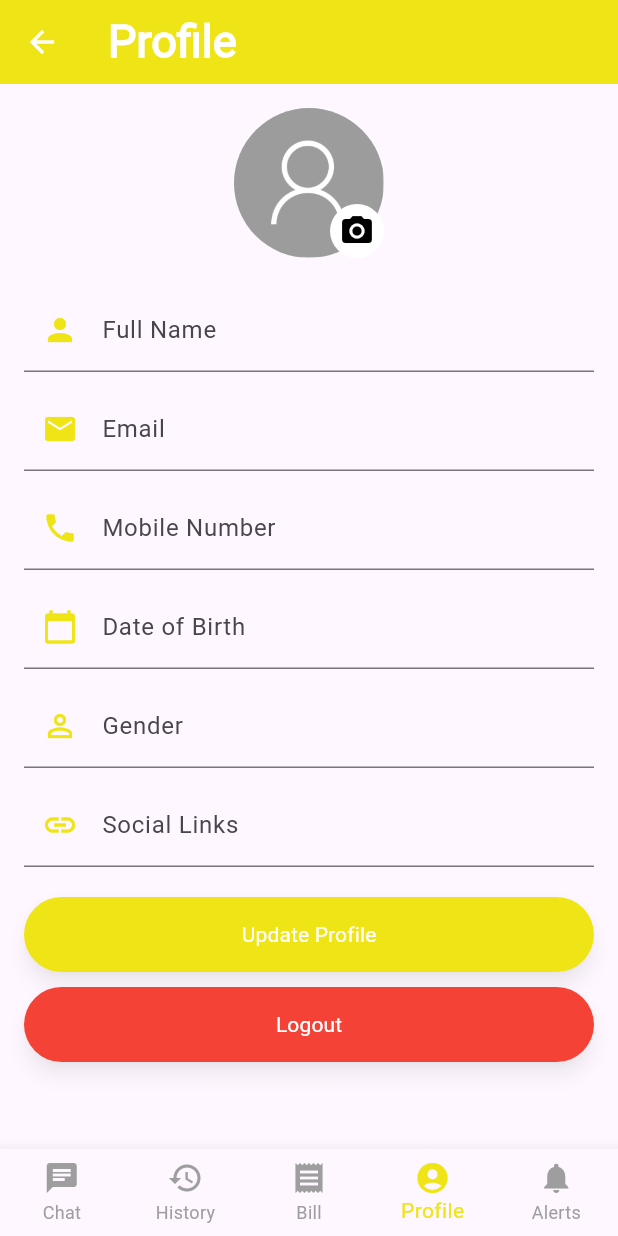
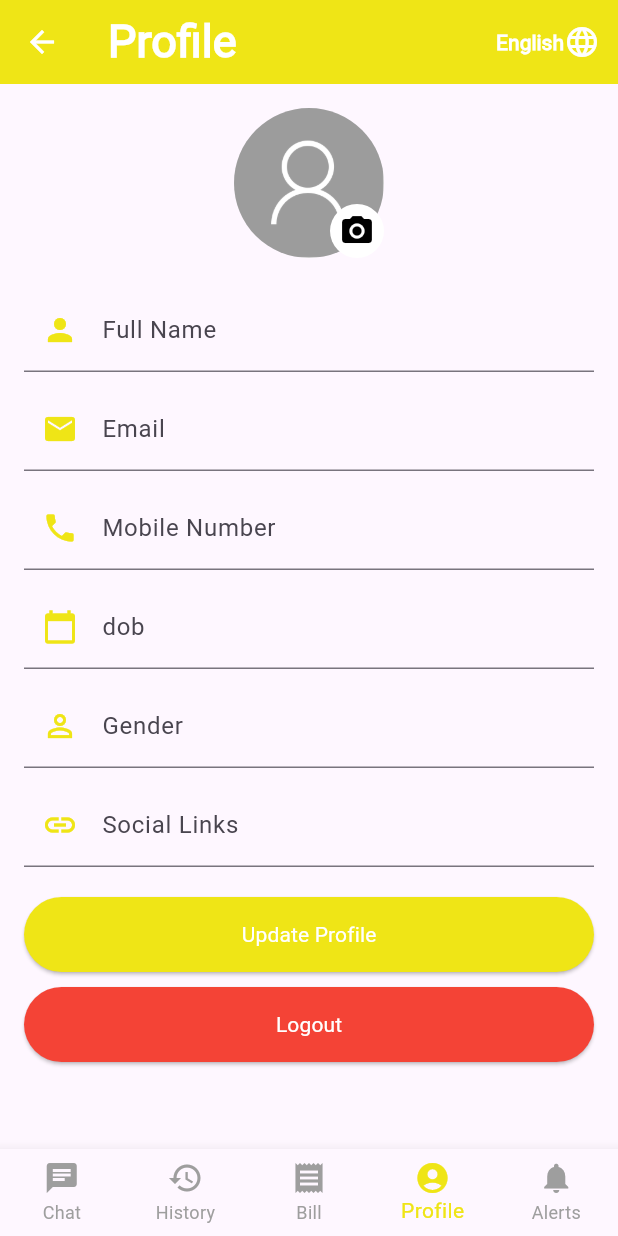
Before and after one commit to atharvamp04/fixit, a Flutter app: the HomePage screen opened by its route, item 4 of the bottom bar chosen, on a phone screen of 412 x 824 dp. Run offline on Flutter 3.47's test engine with Material 3 defaults, Android fonts, the phone set to English and light mode, and no system bars; our stand-ins replace easy_localization, flutter_animate, google_sign_in, image_picker, pdf, printing and 2 more; missing offline and left inert: mailer, mobile_scanner; accounts and stored records are empty; network calls fail.

```diff
--- a/lib/main.dart
+++ b/lib/main.dart
@@ -17,7 +17,7 @@ void main() async {
 
   runApp(
     EasyLocalization(
-      supportedLocales: const [Locale('en'), Locale('hi')],
+      supportedLocales: const [Locale('en'), Locale('hi'), Locale('mr')],
       path: 'assets/langs',
       fallbackLocale: const Locale('en'),
       child: const MyApp(),
--- a/lib/screens/home_page.dart
+++ b/lib/screens/home_page.dart
@@ -1,11 +1,12 @@
 import 'package:flutter/material.dart';
+import 'package:easy_localization/easy_localization.dart'; // 👈 Add this import
 import 'package:supabase_flutter/supabase_flutter.dart';
 import 'chat_screen.dart';
 import 'history_screen.dart';
 import 'profile_screen.dart';
 import 'manager_notifications_screen.dart';
 import 'user_notifications_screen.dart';
-import 'bill_screen.dart'; // Import BillScreen
+import 'bill_screen.dart';
 import '../services/auth_service.dart';
 
 class HomePage extends StatefulWidget {
@@ -31,7 +32,7 @@ class _HomePageState extends State<HomePage> {
     } catch (e) {
       if (mounted) {
         ScaffoldMessenger.of(context).showSnackBar(
-          SnackBar(content: Text('Error signing out: $e')),
+          SnackBar(content: Text('error_signing_out'.tr(args: [e.toString()]))),
         );
       }
     }
@@ -49,12 +50,11 @@ class _HomePageState extends State<HomePage> {
     _getUserRole();
   }
 
-  // Method to fetch user role from the database
   Future<void> _getUserRole() async {
     final user = Supabase.instance.client.auth.currentUser;
     if (user != null) {
       final response = await Supabase.instance.client
-          .from('profiles') // Assuming 'users' table holds user data
+          .from('profiles')
           .select('role')
           .eq('id', user.id)
           .single();
@@ -63,8 +63,6 @@ class _HomePageState extends State<HomePage> {
         setState(() {
           userRole = response['role'];
         });
-
-        // Debugging: Log the fetched role
         print('Fetched role: $userRole');
       } else {
         print('❌ Role not found or empty');
@@ -73,40 +71,38 @@ class _HomePageState extends State<HomePage> {
   }
 
   List<Widget> get _widgetOptions {
-    // Check the role and load the appropriate screen
     return [
       ChatScreen(sessionId: _sessionId),
       HistoryScreen(),
       BillScreen(),
       const ProfileScreen(),
-      // Show appropriate screen based on the user role
-      userRole == 'manager' // Check for exact match
+      userRole == 'manager'
           ? ManagerNotificationsScreen()
           : UserNotificationsScreen(),
     ];
   }
 
   List<BottomNavigationBarItem> get _bottomNavItems {
-    return const [
+    return [
       BottomNavigationBarItem(
-        icon: Icon(Icons.chat),
-        label: 'Chat',
+        icon: const Icon(Icons.chat),
+        label: 'chat'.tr(),
       ),
       BottomNavigationBarItem(
-        icon: Icon(Icons.history),
-        label: 'History',
+        icon: const Icon(Icons.history),
+        label: 'history'.tr(),
       ),
       BottomNavigationBarItem(
-        icon: Icon(Icons.receipt),
-        label: 'Bill',
+        icon: const Icon(Icons.receipt),
+        label: 'bill'.tr(),
       ),
       BottomNavigationBarItem(
-        icon: Icon(Icons.account_circle),
-        label: 'Profile',
+        icon: const Icon(Icons.account_circle),
+        label: 'profile'.tr(),
       ),
       BottomNavigationBarItem(
-        icon: Icon(Icons.notifications),
-        label: 'Alerts',
+        icon: const Icon(Icons.notifications),
+        label: 'alerts'.tr(),
       ),
     ];
   }
@@ -126,7 +122,7 @@ class _HomePageState extends State<HomePage> {
       child: Scaffold(
         body: SafeArea(
           child: userRole == null
-              ? Center(child: CircularProgressIndicator()) // Show loading until the role is fetched
+              ? const Center(child: CircularProgressIndicator())
               : _widgetOptions[_selectedIndex],
         ),
         bottomNavigationBar: BottomNavigationBar(
--- a/lib/screens/manager_notifications_screen.dart
+++ b/lib/screens/manager_notifications_screen.dart
@@ -152,7 +152,8 @@ class _ManagerNotificationsScreenState
   @override
   Widget build(BuildContext context) {
     return Scaffold(
-      appBar: AppBar(title: Text('Notifications')),
+      appBar: AppBar(title: Text('My Notifications',style: TextStyle(color: Colors.white, fontSize: 30, fontWeight: FontWeight.w800),),
+        backgroundColor: const Color(0xFFF8F13F),),
       body: _isLoading
           ? Center(child: CircularProgressIndicator())
           : _notifications.isEmpty
--- a/lib/screens/profile_screen.dart
+++ b/lib/screens/profile_screen.dart
@@ -2,37 +2,48 @@ import 'dart:io';
 import 'package:flutter/material.dart';
 import 'package:image_picker/image_picker.dart';
 import 'package:supabase_flutter/supabase_flutter.dart';
+import 'package:easy_localization/easy_localization.dart';
+import 'package:uuid/uuid.dart';
 
 class ProfileScreen extends StatefulWidget {
   const ProfileScreen({Key? key}) : super(key: key);
 
   @override
-  _ProfileScreenState createState() => _ProfileScreenState();
+  State<ProfileScreen> createState() => _ProfileScreenState();
 }
 
 class _ProfileScreenState extends State<ProfileScreen> {
   final _formKey = GlobalKey<FormState>();
 
-  // Profile Fields
-  final TextEditingController _fullNameController = TextEditingController();
-  final TextEditingController _mobileController = TextEditingController();
-  final TextEditingController _emailController = TextEditingController();
-  final TextEditingController _dobController = TextEditingController();
-  final TextEditingController _socialLinksController = TextEditingController();
-  final TextEditingController _genderController = TextEditingController(text: "Male");
+  final _fullNameController = TextEditingController();
+  final _mobileController = TextEditingController();
+  final _emailController = TextEditingController();
+  final _dobController = TextEditingController();
+  final _socialLinksController = TextEditingController();
+  final _genderController = TextEditingController(text: "Male");
 
+  final SupabaseClient supabase = Supabase.instance.client;
   final ImagePicker _picker = ImagePicker();
-  final SupabaseClient supabase = Supabase.instance.client;
 
   bool _isLoading = false;
   bool _isImageUploading = false;
   String profilePhotoUrl = "";
+  File? _pickedImageFile;
+
+  Locale _selectedLocale = const Locale('en');
 
   @override
   void initState() {
     super.initState();
     _fetchProfile();
   }
+
+  @override
+  void didChangeDependencies() {
+    super.didChangeDependencies();
+    _selectedLocale = context.locale; // ✅ Safe here
+  }
+
 
   Future<void> _fetchProfile() async {
     final user = supabase.auth.currentUser;
@@ -60,12 +71,14 @@ class _ProfileScreenState extends State<ProfileScreen> {
   Future<void> _updateProfile() async {
     if (!_formKey.currentState!.validate()) return;
 
-    setState(() {
-      _isLoading = true;
-    });
+    setState(() => _isLoading = true);
 
     final user = supabase.auth.currentUser;
     if (user == null) return;
+
+    if (_pickedImageFile != null) {
+      await _uploadImageToSupabase(_pickedImageFile!);
+    }
 
     final updates = {
       'full_name': _fullNameController.text,
@@ -81,16 +94,14 @@ class _ProfileScreenState extends State<ProfileScreen> {
     try {
       await supabase.from('profiles').update(updates).eq('id', user.id);
       ScaffoldMessenger.of(context).showSnackBar(
-        const SnackBar(content: Text('Profile updated successfully!')),
+        SnackBar(content: Text(tr('profile_updated'))),
       );
     } catch (e) {
       ScaffoldMessenger.of(context).showSnackBar(
-        SnackBar(content: Text('Error updating profile: $e')),
+        SnackBar(content: Text(tr('update_error', args: [e.toString()]))),
       );
     } finally {
-      setState(() {
-        _isLoading = false;
-      });
+      setState(() => _isLoading = false);
     }
   }
 
@@ -99,42 +110,74 @@ class _ProfileScreenState extends State<ProfileScreen> {
     if (pickedFile == null) return;
 
     setState(() {
-      _isImageUploading = true;
+      _pickedImageFile = File(pickedFile.path);
     });
+  }
+
+  Future<void> _uploadImageToSupabase(File imageFile) async {
+    final user = supabase.auth.currentUser;
+    if (user == null) return;
 
     try {
-      profilePhotoUrl = pickedFile.path; // Upload the image to a cloud service and store its URL.
+      setState(() => _isImageUploading = true);
+
+      final imageBytes = await imageFile.readAsBytes();
+      final imageName = const Uuid().v4();
+
+      final storagePath = 'profile_images/$imageName.jpg';
+
+      await supabase.storage
+          .from('avatars')
+          .uploadBinary(storagePath, imageBytes, fileOptions: const FileOptions(contentType: 'image/jpeg'));
+
+      final publicUrl = supabase.storage.from('avatars').getPublicUrl(storagePath);
+      setState(() => profilePhotoUrl = publicUrl);
     } catch (e) {
       ScaffoldMessenger.of(context).showSnackBar(
-        SnackBar(content: Text('Image upload failed: $e')),
+        SnackBar(content: Text(tr('image_upload_failed', args: [e.toString()]))),
       );
     } finally {
-      setState(() {
-        _isImageUploading = false;
-      });
+      setState(() => _isImageUploading = false);
     }
   }
 
   Future<void> _logout() async {
     await supabase.auth.signOut();
-    Navigator.pushReplacementNamed(context, '/login'); // Navigate to the login screen
+    Navigator.pushReplacementNamed(context, '/login');
+  }
+
+  void _changeLanguage(Locale locale) {
+    setState(() => _selectedLocale = locale);
+    context.setLocale(locale);
   }
 
   @override
   Widget build(BuildContext context) {
     return Scaffold(
       appBar: AppBar(
-        title: const Text(
-          'Profile',
-          style: TextStyle(
-            fontSize: 30,
-            fontWeight: FontWeight.w800,
-            color: Colors.white,
-          ),
-        ),
-        backgroundColor: Color(0xFFEFE516),
+        title: Text(tr('profile'), style: const TextStyle(fontSize: 30, fontWeight: FontWeight.w800, color: Colors.white)),
+        backgroundColor: const Color(0xFFEFE516),
         elevation: 0,
         iconTheme: const IconThemeData(color: Colors.white),
+        actions: [
+          Padding(
+            padding: const EdgeInsets.only(right: 12.0),
+            child: DropdownButtonHideUnderline(
+              child: DropdownButton<Locale>(
+                value: _selectedLocale,
+                dropdownColor: const Color(0xFFEFE516),
+                icon: const Icon(Icons.language, color: Colors.white),
+                style: const TextStyle(color: Colors.white, fontWeight: FontWeight.bold),
+                items: const [
+                  DropdownMenuItem(value: Locale('en'), child: Text("English")),
+                  DropdownMenuItem(value: Locale('hi'), child: Text("हिंदी")),
+                  DropdownMenuItem(value: Locale('mr'), child: Text("मराठी")),
+                ],
+                onChanged: (locale) => _changeLanguage(locale!),
+              ),
+            ),
+          ),
+        ],
       ),
       body: SingleChildScrollView(
         padding: const EdgeInsets.all(16.0),
@@ -147,9 +190,11 @@ class _ProfileScreenState extends State<ProfileScreen> {
                   CircleAvatar(
                     radius: 50,
                     backgroundColor: Colors.grey.shade300,
-                    backgroundImage: profilePhotoUrl.isNotEmpty
-                        ? FileImage(File(profilePhotoUrl)) as ImageProvider
-                        : const AssetImage('assets/default_profile.png'),
+                    backgroundImage: _pickedImageFile != null
+                        ? FileImage(_pickedImageFile!)
+                        : (profilePhotoUrl.isNotEmpty
+                        ? NetworkImage(profilePhotoUrl)
+                        : const AssetImage('assets/default_profile.png') as ImageProvider),
                   ),
                   Positioned(
                     bottom: 0,
@@ -171,17 +216,17 @@ class _ProfileScreenState extends State<ProfileScreen> {
               key: _formKey,
               child: Column(
                 children: [
-                  _buildTextField(_fullNameController, "Full Name", Icons.person),
+                  _buildTextField(_fullNameController, tr('full_name'), Icons.person),
                   const SizedBox(height: 10),
-                  _buildTextField(_emailController, "Email", Icons.email, readOnly: true),
+                  _buildTextField(_emailController, tr('email'), Icons.email, readOnly: true),
                   const SizedBox(height: 10),
-                  _buildTextField(_mobileController, "Mobile Number", Icons.phone),
+                  _buildTextField(_mobileController, tr('mobile_number'), Icons.phone),
                   const SizedBox(height: 10),
-                  _buildTextField(_dobController, "Date of Birth", Icons.calendar_today),
+                  _buildTextField(_dobController, tr('dob'), Icons.calendar_today),
                   const SizedBox(height: 10),
-                  _buildTextField(_genderController, "Gender", Icons.person_outline),
+                  _buildTextField(_genderController, tr('gender'), Icons.person_outline),
                   const SizedBox(height: 10),
-                  _buildTextField(_socialLinksController, "Social Links", Icons.link),
+                  _buildTextField(_socialLinksController, tr('social_links'), Icons.link),
                 ],
               ),
             ),
@@ -196,18 +241,11 @@ class _ProfileScreenState extends State<ProfileScreen> {
                       style: ElevatedButton.styleFrom(
                         backgroundColor: const Color(0xFFEFE516),
                         padding: const EdgeInsets.symmetric(vertical: 15),
-                        shape: RoundedRectangleBorder(
-                          borderRadius: BorderRadius.circular(30.0),
-                        ),
-                        elevation: 5,
-                        shadowColor: Colors.black.withOpacity(0.3),
+                        shape: RoundedRectangleBorder(borderRadius: BorderRadius.circular(30.0)),
                       ),
                       child: _isLoading
                           ? const CircularProgressIndicator(color: Colors.white)
-                          : const Text(
-                        'Update Profile',
-                        style: TextStyle(color: Colors.white),
-                      ),
+                          : Text(tr('update_profile'), style: const TextStyle(color: Colors.white)),
                     ),
                   ),
                   const SizedBox(height: 10),
@@ -218,16 +256,9 @@ class _ProfileScreenState extends State<ProfileScreen> {
                       style: ElevatedButton.styleFrom(
                         backgroundColor: Colors.red,
                         padding: const EdgeInsets.symmetric(vertical: 15),
-                        shape: RoundedRectangleBorder(
-                          borderRadius: BorderRadius.circular(30.0),
-                        ),
-                        elevation: 5,
-                        shadowColor: Colors.black.withOpacity(0.3),
+                        shape: RoundedRectangleBorder(borderRadius: BorderRadius.circular(30.0)),
                       ),
-                      child: const Text(
-                        'Logout',
-                        style: TextStyle(color: Colors.white),
-                      ),
+                      child: Text(tr('logout'), style: const TextStyle(color: Colors.white)),
                     ),
                   ),
                 ],
@@ -239,18 +270,29 @@ class _ProfileScreenState extends State<ProfileScreen> {
     );
   }
 
-  Widget _buildTextField(TextEditingController controller, String label, IconData icon, {bool readOnly = false}) {
-    return TextField(
+  Widget _buildTextField(
+      TextEditingController controller,
+      String label,
+      IconData icon, {
+        bool readOnly = false,
+      }) {
+    return TextFormField(
       controller: controller,
       readOnly: readOnly,
       decoration: InputDecoration(
         labelText: label,
-        hintText: "Enter $label",
+        hintText: "${tr('enter')} $label",
         prefixIcon: Icon(icon, color: const Color(0xFFEFE516)),
         focusedBorder: const UnderlineInputBorder(
           borderSide: BorderSide(color: Color(0xFFEFE516)),
         ),
       ),
+      validator: (value) {
+        if (!readOnly && (value == null || value.isEmpty)) {
+          return "${tr('please_enter')} $label";
+        }
+        return null;
+      },
     );
   }
 }
--- a/pubspec.yaml
+++ b/pubspec.yaml
@@ -26,7 +26,7 @@ dependencies:
   pdf: ^3.10.4
   printing: ^5.11.0
   flutter_barcode_scanner: ^2.0.0
-  mobile_scanner: ^6.0.7
+  mobile_scanner: ^5.1.1
   easy_localization: ^3.0.3
 
 
```
Also changed, not shown: assets/langs/en.json (+60 -3 lines), assets/langs/hi.json (+64 -7 lines), assets/langs/mr.json (added, +79 -0 lines), lib/screens/bill_screen.dart (+47 -36 lines), lib/screens/chat_screen.dart (+11 -11 lines), lib/screens/history_screen.dart (+10 -8 lines), lib/screens/login_page.dart (+33 -88 lines), lib/screens/signup_page.dart (+26 -19 lines), lib/screens/user_notifications_screen.dart (+16 -10 lines), pubspec.lock, 1 other file.
